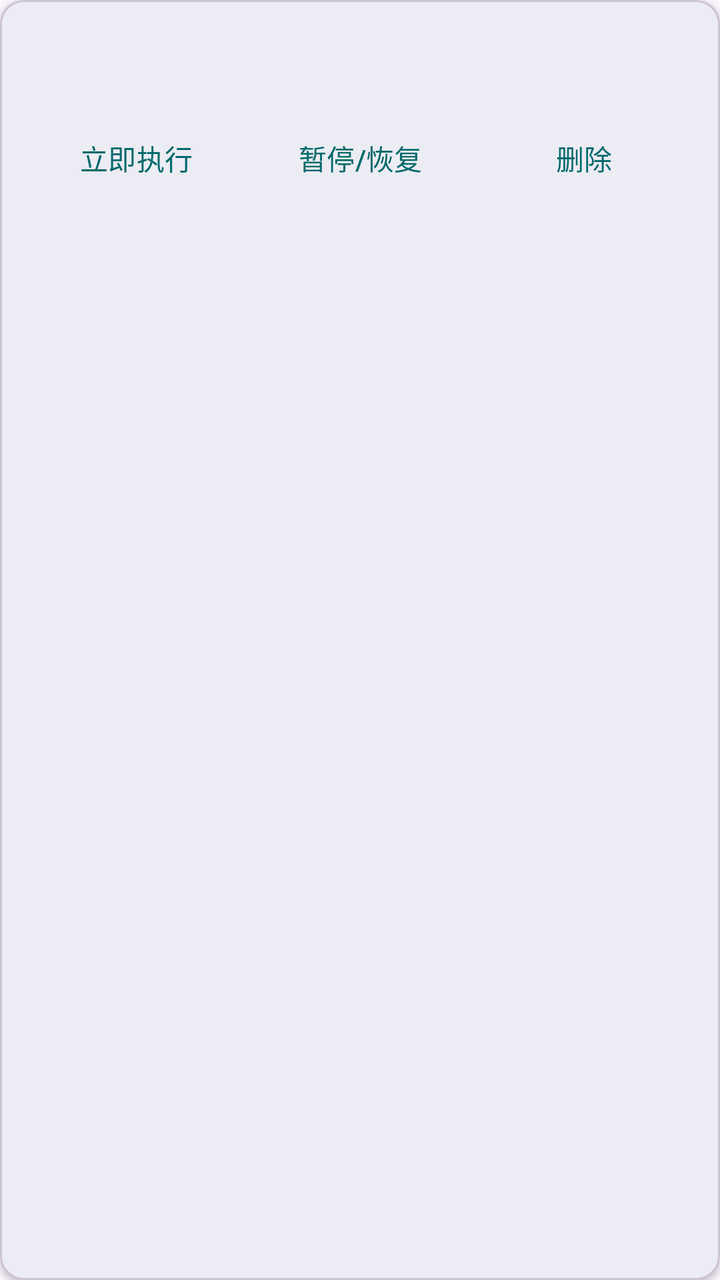
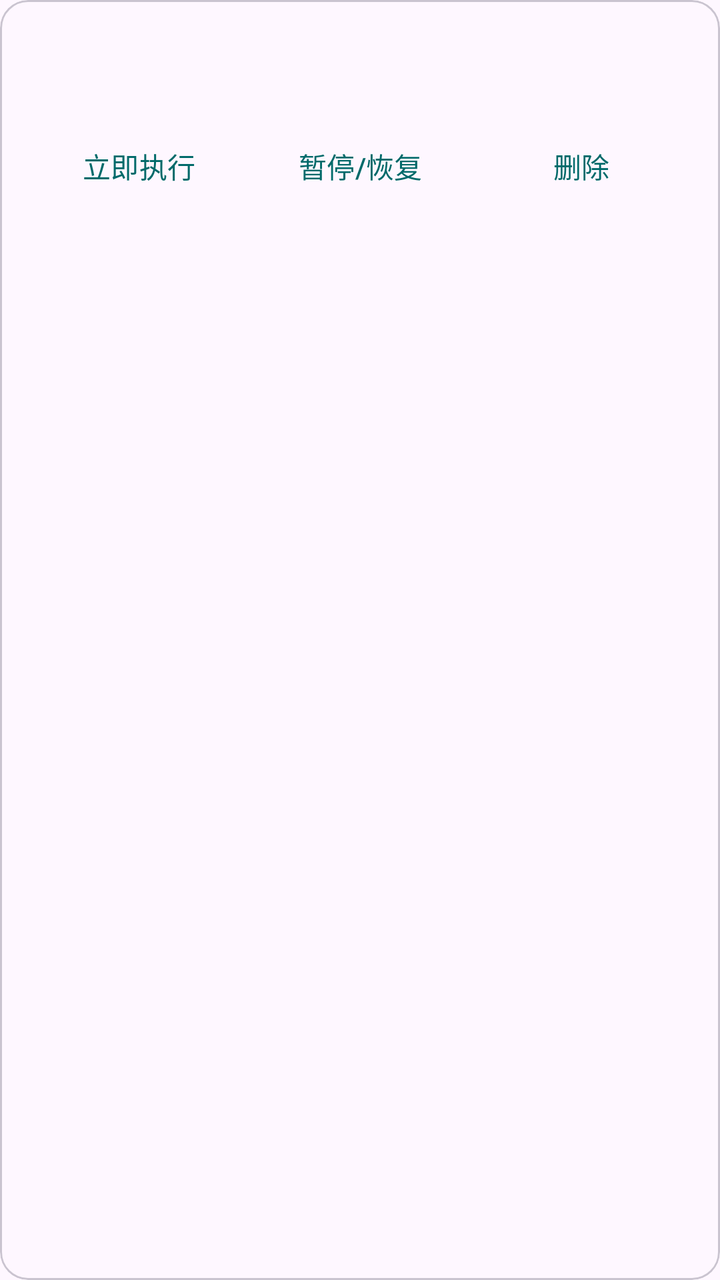

An Android layout rendered at two revisions. The XML below is the earlier revision; the diff shows what the commit changed to produce the second picture.
<!-- AndroidManifest.xml: application theme Theme.LifeCore -->
<!-- res/layout/item_job.xml -->
<?xml version="1.0" encoding="utf-8"?>
<com.google.android.material.card.MaterialCardView xmlns:android="http://schemas.android.com/apk/res/android"
    xmlns:app="http://schemas.android.com/apk/res-auto"
    android:layout_width="match_parent" android:layout_height="wrap_content"
    android:layout_margin="6dp" app:contentPadding="12dp" app:cardElevation="2dp">
    <LinearLayout android:layout_width="match_parent" android:layout_height="wrap_content" android:orientation="vertical">
        <TextView android:id="@+id/jobName" android:layout_width="match_parent" android:layout_height="wrap_content" android:textSize="15sp" android:textStyle="bold" />
        <TextView android:id="@+id/jobMeta" android:layout_width="match_parent" android:layout_height="wrap_content"
            android:textSize="11sp" android:textColor="#888" android:layout_marginTop="2dp" />
        <LinearLayout android:layout_width="match_parent" android:layout_height="wrap_content" android:orientation="horizontal" android:layout_marginTop="6dp">
            <Button android:id="@+id/btnRun" android:layout_width="0dp" android:layout_height="wrap_content" android:layout_weight="1" android:text="立即执行" style="@style/Widget.Material3.Button.TextButton" />
            <Button android:id="@+id/btnPause" android:layout_width="0dp" android:layout_height="wrap_content" android:layout_weight="1" android:text="暂停/恢复" style="@style/Widget.Material3.Button.TextButton" />
            <Button android:id="@+id/btnDel" android:layout_width="0dp" android:layout_height="wrap_content" android:layout_weight="1" android:text="删除" style="@style/Widget.Material3.Button.TextButton" />
        </LinearLayout>
    </LinearLayout>
</com.google.android.material.card.MaterialCardView>
<!-- resources referenced by this layout -->
<resources>
  <style name="Theme.LifeCore" parent="Theme.Material3.DayNight.NoActionBar">
          <item name="colorPrimary">@color/lc_primary</item>
          <item name="colorSecondary">@color/lc_secondary</item>
      </style>
  <color name="lc_primary">#00696B</color>
  <color name="lc_secondary">#4A6363</color>
</resources>

<!-- the commit's change to res/layout/item_job.xml (unified diff, before → after) -->
@@ -2,15 +2,22 @@
 <com.google.android.material.card.MaterialCardView xmlns:android="http://schemas.android.com/apk/res/android"
     xmlns:app="http://schemas.android.com/apk/res-auto"
     android:layout_width="match_parent" android:layout_height="wrap_content"
-    android:layout_margin="6dp" app:contentPadding="12dp" app:cardElevation="2dp">
+    android:layout_marginHorizontal="12dp" android:layout_marginVertical="5dp"
+    app:cardCornerRadius="14dp" app:cardElevation="0dp" app:strokeWidth="1dp"
+    app:strokeColor="?attr/colorOutlineVariant" app:contentPadding="14dp">
     <LinearLayout android:layout_width="match_parent" android:layout_height="wrap_content" android:orientation="vertical">
-        <TextView android:id="@+id/jobName" android:layout_width="match_parent" android:layout_height="wrap_content" android:textSize="15sp" android:textStyle="bold" />
+        <TextView android:id="@+id/jobName" android:layout_width="match_parent" android:layout_height="wrap_content"
+            android:textSize="16sp" android:textColor="?attr/colorOnSurface" />
         <TextView android:id="@+id/jobMeta" android:layout_width="match_parent" android:layout_height="wrap_content"
-            android:textSize="11sp" android:textColor="#888" android:layout_marginTop="2dp" />
-        <LinearLayout android:layout_width="match_parent" android:layout_height="wrap_content" android:orientation="horizontal" android:layout_marginTop="6dp">
-            <Button android:id="@+id/btnRun" android:layout_width="0dp" android:layout_height="wrap_content" android:layout_weight="1" android:text="立即执行" style="@style/Widget.Material3.Button.TextButton" />
-            <Button android:id="@+id/btnPause" android:layout_width="0dp" android:layout_height="wrap_content" android:layout_weight="1" android:text="暂停/恢复" style="@style/Widget.Material3.Button.TextButton" />
-            <Button android:id="@+id/btnDel" android:layout_width="0dp" android:layout_height="wrap_content" android:layout_weight="1" android:text="删除" style="@style/Widget.Material3.Button.TextButton" />
+            android:textSize="12sp" android:textColor="?attr/colorOnSurfaceVariant" android:layout_marginTop="3dp" />
+        <LinearLayout android:layout_width="match_parent" android:layout_height="wrap_content"
+            android:orientation="horizontal" android:layout_marginTop="4dp">
+            <Button android:id="@+id/btnRun" android:layout_width="0dp" android:layout_height="wrap_content"
+                android:layout_weight="1" android:text="立即执行" style="@style/Widget.Material3.Button.TextButton" />
+            <Button android:id="@+id/btnPause" android:layout_width="0dp" android:layout_height="wrap_content"
+                android:layout_weight="1" android:text="暂停/恢复" style="@style/Widget.Material3.Button.TextButton" />
+            <Button android:id="@+id/btnDel" android:layout_width="0dp" android:layout_height="wrap_content"
+                android:layout_weight="1" android:text="删除" style="@style/Widget.Material3.Button.TextButton" />
         </LinearLayout>
     </LinearLayout>
 </com.google.android.material.card.MaterialCardView>
<!-- resource entries referenced after the edit -->
@@ -2,9 +2,15 @@
 <resources>
   <style name="Theme.LifeCore" parent="Theme.Material3.DayNight.NoActionBar">
           <item name="colorPrimary">@color/lc_primary</item>
-          <item name="colorSecondary">@color/lc_secondary</item>
+          <item name="colorOnPrimary">@color/lc_on_primary</item>
+          <item name="colorPrimaryContainer">@color/lc_primary_container</item>
+          <item name="colorOnPrimaryContainer">@color/lc_on_primary_container</item>
+          <item name="android:statusBarColor">?attr/colorSurface</item>
+          <item name="android:navigationBarColor">?attr/colorSurface</item>
       </style>
-  <color name="lc_primary">#00696B</color>
-  <color name="lc_secondary">#4A6363</color>
+  <color name="lc_primary">#006A6A</color>
+  <color name="lc_on_primary">#FFFFFF</color>
+  <color name="lc_primary_container">#9CF1F0</color>
+  <color name="lc_on_primary_container">#002020</color>
 </resources>
 
